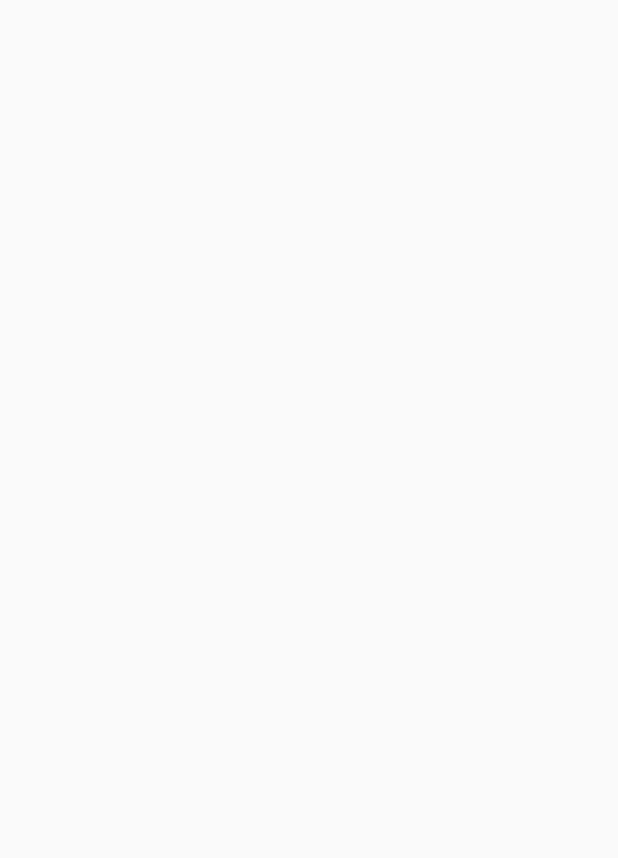
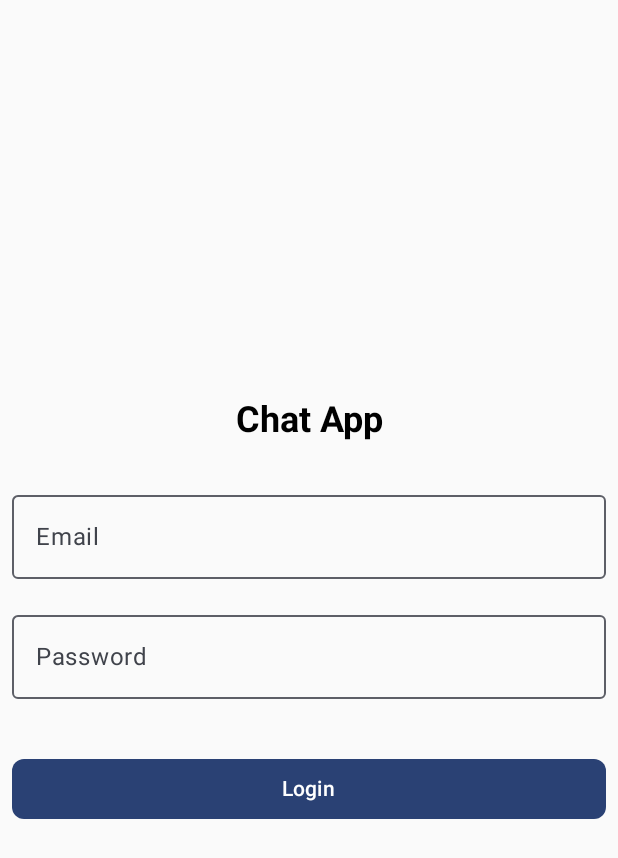
Before and after one commit to hoanganhvu271/chat-app-firebase, an Android app built with Jetpack Compose: the screen it shows after launch (MainActivity), on a phone screen of 412 x 824 dp. Before the commit the part shown is empty. Shown: the top 858 px of the screen. Run offline under Robolectric (Android 15) with nearby library versions, the phone set to English and light mode, and no system bars; our stand-ins replace Firebase (no records; nobody signed in at launch, a user with empty details on screens opened directly), livedata-compose.

```diff
--- a/app/src/main/java/com/hav/chat_app/AppNavigation.kt
+++ b/app/src/main/java/com/hav/chat_app/AppNavigation.kt
@@ -1,5 +1,6 @@
 package com.hav.chat_app
 
+import android.util.Log
 import androidx.compose.runtime.Composable
 import androidx.compose.runtime.remember
 import androidx.navigation.compose.NavHost
@@ -24,25 +25,27 @@ fun AppNavigation() {
         NavHost(
             navController = navController,
             startDestination =
-            if (FirebaseAuth.getInstance().currentUser != null)
+            if (FirebaseAuth.getInstance().currentUser != null) {
+                Log.d("Vu", "AppNavigation: ${FirebaseAuth.getInstance().currentUser}")
                 Destination.HOME_SCREEN
+            }
             else
-                Destination.AUTHEN_SCREEN
+                Destination.LOGIN_SCREEN
         ) {
             composable(Destination.AUTHEN_SCREEN) {
-                AuthenView(onLogin = {action.login}, onRegister = {action.register})
+                AuthenView(onLogin = { action.login }, onRegister = { action.register })
             }
 
             composable(Destination.LOGIN_SCREEN) {
-                LoginView(onRegister = {action.register}, onNavigateBack = {action.navigateBack})
+                LoginView(onHome = { action.home() }, onNavigateBack = { action.navigateBack })
             }
 
             composable(Destination.REGISTER_SCREEN) {
-                RegisterView(onLogin = {action.login}, onNavigateBack = {action.navigateBack})
+                RegisterView(onLogin = { action.login() }, onNavigateBack = { action.navigateBack })
             }
 
             composable(Destination.HOME_SCREEN) {
-                HomeView(onLogout = {action.navigateBack})
+                HomeView(onLogout = { action.navigateBack() })
             }
         }
     }
--- /dev/null
+++ b/app/src/main/java/com/hav/chat_app/components/Component.kt
@@ -0,0 +1,122 @@
+package com.hav.chat_app.components
+
+import androidx.compose.foundation.layout.Row
+import androidx.compose.foundation.layout.fillMaxSize
+import androidx.compose.foundation.layout.fillMaxWidth
+import androidx.compose.foundation.layout.padding
+import androidx.compose.foundation.shape.RoundedCornerShape
+import androidx.compose.foundation.text.KeyboardOptions
+import androidx.compose.material3.Button
+import androidx.compose.material3.ButtonDefaults
+import androidx.compose.material3.Card
+import androidx.compose.material3.CardColors
+import androidx.compose.material3.CardDefaults
+import androidx.compose.material3.OutlinedTextField
+import androidx.compose.material3.Text
+import androidx.compose.runtime.Composable
+import androidx.compose.ui.Modifier
+import androidx.compose.ui.graphics.Color
+import androidx.compose.ui.text.input.KeyboardType
+import androidx.compose.ui.text.style.TextAlign
+import androidx.compose.ui.tooling.preview.Preview
+import androidx.compose.ui.unit.dp
+import androidx.compose.ui.unit.sp
+import com.hav.chat_app.ui.theme.Message1
+import com.hav.chat_app.ui.theme.Message2
+
+
+@Composable
+fun TitleText(text: String) {
+    Text(
+        text = text,
+        modifier = Modifier.fillMaxWidth(),
+        color = Color.Black,
+        style = androidx.compose.ui.text.TextStyle(
+            fontSize = 24.sp,
+            fontWeight = androidx.compose.ui.text.font.FontWeight.Bold
+        ),
+        textAlign = androidx.compose.ui.text.style.TextAlign.Center
+    )
+}
+
+@Composable
+fun CTextField(
+    value: String,
+    onValueChange: (String) -> Unit,
+    label: String,
+    keyboardType: KeyboardType
+) {
+    OutlinedTextField(
+        value = value,
+        onValueChange = onValueChange,
+        label = { Text(text = label) },
+        singleLine = true,
+        maxLines = 1,
+        keyboardOptions = KeyboardOptions(
+            keyboardType = keyboardType
+        ),
+        modifier = Modifier
+            .padding(8.dp)
+            .fillMaxWidth()
+    )
+}
+
+@Composable
+fun CButton(login: () -> Unit, text: String) {
+    Button(
+        onClick = login,
+        modifier = Modifier
+            .fillMaxWidth()
+            .padding(8.dp),
+        shape = RoundedCornerShape(8.dp),
+        colors = ButtonDefaults.buttonColors(
+            contentColor = Color.White
+        ),
+    ) {
+
+        Text(text = text)
+    }
+}
+
+@Composable
+fun MessageBox(message : String, isOwned: Boolean) {
+    Card(
+        modifier = Modifier
+            .padding(8.dp)
+            .fillMaxWidth(),
+        shape = RoundedCornerShape(15.dp),
+        elevation = CardDefaults.cardElevation(
+            defaultElevation = 6.dp
+        ),
+        colors = CardDefaults.cardColors(
+            containerColor = if (isOwned) Message1 else Message2
+        )
+    ) {
+        Text(
+            text = message,
+            textAlign = if (isOwned) TextAlign.End else TextAlign.Start,
+            modifier = Modifier.padding(8.dp),
+            color = Color.Black
+        )
+    }
+
+}
+
+@Composable
+fun ChatBar(message : String, onMessageChange: (String) -> Unit, onSendMessage: () -> Unit) {
+    Row(
+        modifier = Modifier
+            .fillMaxWidth()
+            .padding(8.dp)
+    ) {
+        CTextField(
+            value = message,
+            onValueChange = onMessageChange,
+            label = "Type your message",
+            keyboardType = KeyboardType.Text
+        )
+
+        CButton(onSendMessage, "Send")
+    }
+
+}
--- a/app/src/main/java/com/hav/chat_app/home/HomeView.kt
+++ b/app/src/main/java/com/hav/chat_app/home/HomeView.kt
@@ -1,8 +1,9 @@
 package com.hav.chat_app.home
 
+import androidx.compose.material3.Text
 import androidx.compose.runtime.Composable
 
 @Composable
 fun HomeView(onLogout : () -> Unit) {
-
+    Text(text = "Home")
 }
--- a/app/src/main/java/com/hav/chat_app/login/LoginView.kt
+++ b/app/src/main/java/com/hav/chat_app/login/LoginView.kt
@@ -1,8 +1,60 @@
 package com.hav.chat_app.login
 
+import androidx.compose.foundation.layout.Box
+import androidx.compose.foundation.layout.Column
+import androidx.compose.foundation.layout.Row
+import androidx.compose.foundation.layout.Spacer
+import androidx.compose.foundation.layout.fillMaxSize
+import androidx.compose.foundation.layout.height
+import androidx.compose.foundation.magnifier
+import androidx.compose.material3.CircularProgressIndicator
+import androidx.compose.material3.TextField
 import androidx.compose.runtime.Composable
+import androidx.compose.runtime.getValue
+import androidx.compose.runtime.livedata.observeAsState
+import androidx.compose.runtime.mutableStateOf
+import androidx.compose.runtime.remember
+import androidx.compose.ui.Modifier
+import androidx.compose.ui.platform.LocalContext
+import androidx.compose.ui.text.input.KeyboardType
+import androidx.compose.ui.tooling.preview.Preview
+import androidx.compose.ui.unit.dp
+import androidx.lifecycle.ViewModel
+import androidx.lifecycle.viewmodel.compose.viewModel
+import com.hav.chat_app.components.CButton
+import com.hav.chat_app.components.CTextField
+import com.hav.chat_app.components.TitleText
 
 @Composable
-fun LoginView(onRegister : () -> Unit, onNavigateBack: () -> Unit){
+fun LoginView(onHome : () -> Unit, onNavigateBack: () -> Unit, loginViewModel: LoginViewModel = viewModel()){
 
+    val email : String by loginViewModel.email.observeAsState("")
+    val password : String by loginViewModel.password.observeAsState("")
+    val loading : Boolean by loginViewModel.loading.observeAsState(initial = false)
+    val context = LocalContext.current
+
+    Box (
+        modifier = Modifier.fillMaxSize(),
+        contentAlignment = androidx.compose.ui.Alignment.Center
+    ){
+//        if(loading){
+//            // Loading
+//            CircularProgressIndicator()
+//        }
+
+        Column {
+            TitleText(text = "Chat App")
+            Spacer(modifier = Modifier.height(20.dp))
+            CTextField(value = email, onValueChange = {loginViewModel.updateEmail(it)}, label = "Email", keyboardType = KeyboardType.Email)
+            CTextField(value = password, onValueChange = {loginViewModel.updatePassword(it)}, label = "Password", keyboardType = KeyboardType.Password)
+            Spacer(modifier = Modifier.height(20.dp))
+
+//            CButton({loginViewModel.login(onHome, context)}, "Login")
+            CButton({ loginViewModel.login(onHome =  onHome , context = context) }, "Login")
+
+
+        }
+
+
+    }
 }
--- /dev/null
+++ b/app/src/main/java/com/hav/chat_app/login/LoginViewModel.kt
@@ -0,0 +1,61 @@
+package com.hav.chat_app.login
+
+import android.content.Context
+import android.util.Log
+import android.widget.Toast
+import androidx.lifecycle.LiveData
+import androidx.lifecycle.MutableLiveData
+import androidx.lifecycle.ViewModel
+import com.google.firebase.auth.FirebaseAuth
+
+
+class LoginViewModel : ViewModel() {
+    private val auth : FirebaseAuth = FirebaseAuth.getInstance()
+
+    private val _email = MutableLiveData("")
+    val email: LiveData<String> = _email
+
+    private val _password = MutableLiveData("")
+    val password: LiveData<String> = _password
+
+    private val _loading = MutableLiveData(false)
+    val loading: LiveData<Boolean> = _loading
+
+    fun updateEmail(email: String) {
+        _email.value = email
+    }
+
+    fun updatePassword(password: String) {
+        _password.value = password
+    }
+
+    fun login(onHome: () -> Unit, context: Context) {
+//        Log.d("Vu", "123")
+//        onHome()
+        if (_loading.value == true) return
+
+        val emailValue = _email.value
+        val passwordValue = _password.value
+
+        Toast.makeText(context, "Email: $emailValue, Password: $passwordValue", Toast.LENGTH_SHORT).show()
+
+        if (emailValue.isNullOrBlank() || passwordValue.isNullOrBlank()) {
+            Toast.makeText(context, "Email or Password is empty", Toast.LENGTH_SHORT).show()
+            return
+        }
+
+        _loading.value = true
+//        Log.d("Vu", "...signIn")
+        auth.signInWithEmailAndPassword(emailValue, passwordValue)
+            .addOnCompleteListener { task ->
+                _loading.value = false
+                if (task.isSuccessful) {
+                    Log.d("Vu", "signIn")
+                    onHome()
+                } else {
+                    Log.e("Vu", "signInWithEmailAndPassword:failure", task.exception)
+                    Toast.makeText(context, "Authentication failed.", Toast.LENGTH_SHORT).show()
+                }
+            }
+    }
+}
--- /dev/null
+++ b/app/src/main/java/com/hav/chat_app/model/Message.kt
@@ -0,0 +1,5 @@
+package com.hav.chat_app.model
+
+class Message(val senderId: String, val receiverId: String, val message: String, val timestamp: Long, val isRead: Boolean) {
+
+}
--- a/app/src/main/java/com/hav/chat_app/navigation/Navigation.kt
+++ b/app/src/main/java/com/hav/chat_app/navigation/Navigation.kt
@@ -1,5 +1,6 @@
 package com.hav.chat_app
 
+import android.util.Log
 import androidx.navigation.NavController
 import com.hav.chat_app.Destination.AUTHEN_SCREEN
 
@@ -12,6 +13,7 @@ object Destination{
 
 class Navigate(val navController: NavController){
     val home: () -> Unit = {
+        Log.d("Vu", "hehe")
         navController.navigate(Destination.HOME_SCREEN){
             popUpTo(AUTHEN_SCREEN) {
                 inclusive = true
--- a/app/src/main/java/com/hav/chat_app/ui/theme/Color.kt
+++ b/app/src/main/java/com/hav/chat_app/ui/theme/Color.kt
@@ -9,3 +9,5 @@ val Pink80 = Color(0xFFEFB8C8)
 val Purple40 = Color(0xFF6650a4)
 val PurpleGrey40 = Color(0xFF625b71)
 val Pink40 = Color(0xFF7D5260)
+val Message1 = Color(0xFFE0E0E0)
+val Message2 = Color(0xFFB3E5FC)
--- a/gradle/libs.versions.toml
+++ b/gradle/libs.versions.toml
@@ -10,6 +10,7 @@ activityCompose = "1.9.0"
 composeBom = "2023.08.00"
 navigationRuntimeKtx = "2.7.7"
 navigationCompose = "2.7.7"
+runtimeLivedata = "1.6.8"
 
 [libraries]
 androidx-core-ktx = { group = "androidx.core", name = "core-ktx", version.ref = "coreKtx" }
@@ -28,6 +29,7 @@ androidx-ui-test-junit4 = { group = "androidx.compose.ui", name = "ui-test-junit
 androidx-material3 = { group = "androidx.compose.material3", name = "material3" }
 androidx-navigation-runtime-ktx = { group = "androidx.navigation", name = "navigation-runtime-ktx", version.ref = "navigationRuntimeKtx" }
 androidx-navigation-compose = { group = "androidx.navigation", name = "navigation-compose", version.ref = "navigationCompose" }
+androidx-runtime-livedata = { group = "androidx.compose.runtime", name = "runtime-livedata", version.ref = "runtimeLivedata" }
 
 [plugins]
 androidApplication = { id = "com.android.application", version.ref = "agp" }
```
Also changed, not shown: app/build.gradle.kts (+5 -2 lines), app/src/main/java/com/hav/chat_app/chat/ChatView.kt (added, +43 -0 lines), app/src/main/java/com/hav/chat_app/chat/ChatViewModel.kt (added, +23 -0 lines), 2 other files.
